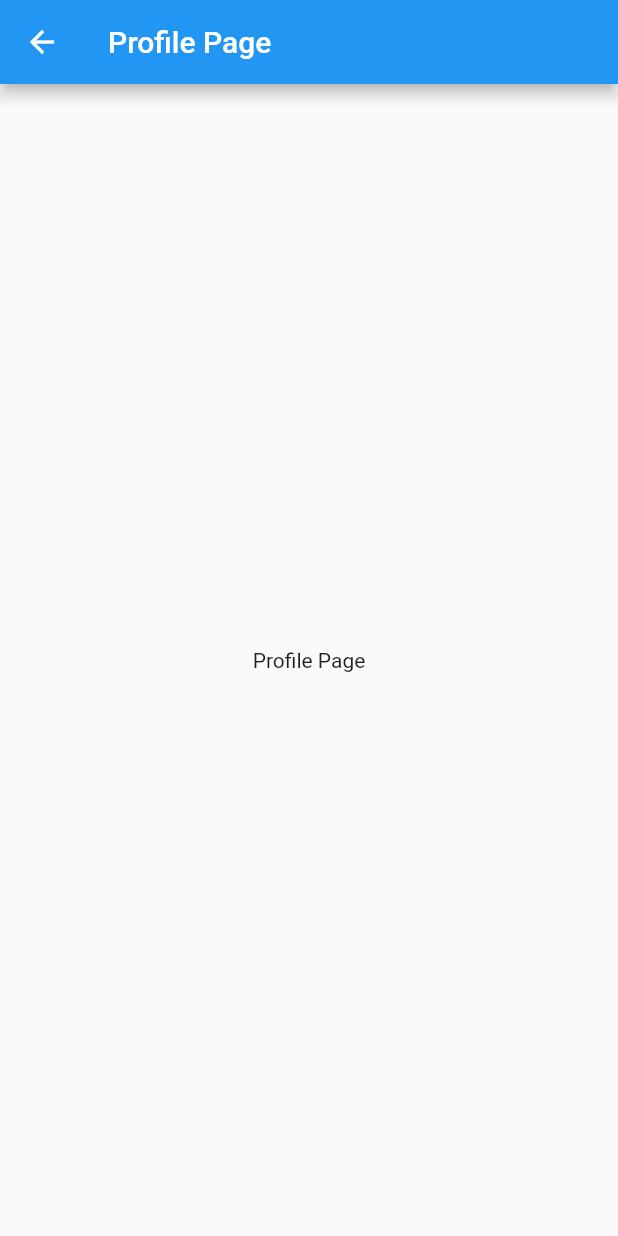
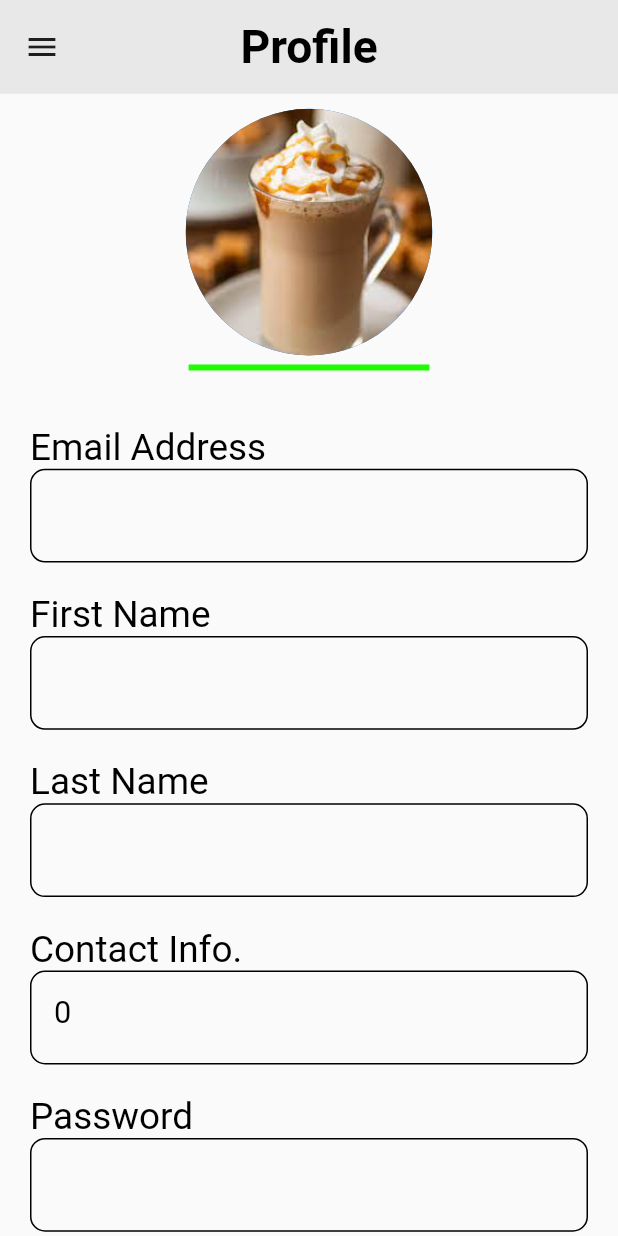
Before and after one commit to Kusal47/EcommerceApp, a Flutter app: the ProfilePage screen opened directly, on a phone screen of 412 x 824 dp. Run offline on Flutter 3.47's test engine with Material 2 defaults, Android fonts, the light colour scheme and no system bars; our stand-ins replace carousel_slider, cloud_firestore, dots_indicator, firebase_auth, firebase_core, get and 1 more; missing offline and left inert: esewa_flutter, khalti_flutter; accounts and stored records are empty.

Commit message:
'Profile Page Added'

```diff
--- a/lib/Dimension/height_width.dart
+++ b/lib/Dimension/height_width.dart
@@ -38,6 +38,7 @@ class Dimensions {
   static double font24 = screenHeight/33.45;
   static double font26 = screenHeight / 30.88;
   static double font16 = screenHeight / 50.18;
+  static double font30 = screenHeight / 26.76;
 
   // For Border Radius making responsive for all devices
   static double radius15 = screenHeight / 53.53;
--- a/lib/Screen Page/Home/Drawer/profile.dart
+++ b/lib/Screen Page/Home/Drawer/profile.dart
@@ -1,16 +1,153 @@
+import 'package:cloud_firestore/cloud_firestore.dart';
+import 'package:firebase_auth/firebase_auth.dart';
 import 'package:flutter/material.dart';
+import '../../../Dimension/height_width.dart';
+import '../../../TextField/text_box.dart';
+import '../../../Widgets/large_font.dart';
+import '../food_page.dart';
+import 'drawer.dart';
 
-class ProfilePage extends StatelessWidget {
+class ProfilePage extends StatefulWidget {
   const ProfilePage({super.key});
+  @override
+  State<ProfilePage> createState() => _ProfilePageState();
+}
+
+class _ProfilePageState extends State<ProfilePage> {
+  double avatarRadius = Dimensions.heightFor160;
+  bool isExpanded = false;
+
+  void toggleExpansion() {
+    setState(() {
+      isExpanded = !isExpanded;
+      avatarRadius =
+          isExpanded ? Dimensions.screenWidth / 1.2 : Dimensions.heightFor160;
+    });
+  }
+
+  String email = '';
+  String fName = '';
+  String lName = '';
+  String pass = '';
+  int contact = 0;
+
+  @override
+  void initState() {
+    super.initState();
+    fetchUserData();
+  }
+
+  Future<void> fetchUserData() async {
+    final user = FirebaseAuth.instance.currentUser;
+
+    if (user != null) {
+      try {
+        QuerySnapshot querySnapshot = await FirebaseFirestore.instance
+            .collection('users')
+            .where('Email', isEqualTo: user.email)
+            .get();
+
+        if (querySnapshot.docs.isNotEmpty) {
+          DocumentSnapshot userSnapshot = querySnapshot.docs.first;
+          setState(() {
+            email = userSnapshot['Email'];
+            fName = userSnapshot['First Name'];
+            lName = userSnapshot['Last Name'];
+            pass = userSnapshot['Password'];
+            contact = userSnapshot['Phone Number'];
+          });
+        } else {
+          print('User document not found in Firestore');
+        }
+      } catch (e) {
+        print('Error fetching user data: $e');
+      }
+    } else {
+      print('User is not authenticated');
+    }
+  }
 
   @override
   Widget build(BuildContext context) {
     return Scaffold(
+      resizeToAvoidBottomInset: false,
       appBar: AppBar(
-        title: Text('Profile Page'),
+        backgroundColor: Color(0xFFe8e8e8),
+        centerTitle: true,
+        title: TextSize(
+          text: 'Profile',
+          fontWeight: FontWeight.bold,
+          color: Colors.black,
+          size: Dimensions.font30,
+        ),
+        toolbarHeight: Dimensions.heightFor60,
+        elevation: 0,
+        iconTheme: IconThemeData(
+          color: Colors.black87, // Set the menu icon color here
+        ),
+        // actions: [],
       ),
-      body: Center(
-        child: Text('Profile Page'),
+      drawer: FoodDrawer(),
+      body: SingleChildScrollView(
+        child: Container(
+          padding: EdgeInsets.all(10),
+          child: Column(
+            mainAxisAlignment: MainAxisAlignment.start,
+            crossAxisAlignment: CrossAxisAlignment.start,
+            children: [
+              Container(
+                // color: Colors.red,
+                child: Row(
+                  mainAxisAlignment: MainAxisAlignment.center,
+                  children: [
+                    InkWell(
+                      onTap: toggleExpansion,
+                      child: AnimatedContainer(
+                        duration: Duration(milliseconds: 10),
+                        curve: Curves.easeInOut,
+                        width: avatarRadius,
+                        height: avatarRadius,
+                        child: CircleAvatar(
+                          backgroundImage: AssetImage(
+                              'assets/DrinksImages/Ccaramellatte.jpg'),
+                        ),
+                      ),
+                    ),
+                  ],
+                ),
+              ),
+              Divider(
+                color: Color.fromARGB(255, 31, 252, 2),
+                thickness: 4,
+                indent: Dimensions.widthFor110,
+                endIndent: Dimensions.widthFor110,
+              ),
+              SizedBox(
+                height: Dimensions.heightFor20,
+              ),
+              TextViewBox(
+                data: email,
+                name: 'Email Address',
+              ),
+              TextViewBox(
+                data: fName,
+                name: 'First Name',
+              ),
+              TextViewBox(
+                data: lName,
+                name: 'Last Name',
+              ),
+              TextViewBox(
+                data: contact.toString(),
+                name: 'Contact Info.',
+              ),
+              TextViewBox(
+                data: pass,
+                name: 'Password',
+              ),
+            ],
+          ),
+        ),
       ),
     );
   }
--- a/lib/Screen Page/Home/food_page.dart
+++ b/lib/Screen Page/Home/food_page.dart
@@ -28,7 +28,7 @@ class _FoodPageState extends State<FoodPage> {
             text: 'Food App',
             fontWeight: FontWeight.bold,
             color: Colors.black,
-            size: 30,
+            size:  Dimensions.font30,
           ),
           toolbarHeight: Dimensions.heightFor60,
           elevation: 0,
--- a/lib/Services/auth.dart
+++ b/lib/Services/auth.dart
@@ -1,20 +1,37 @@
+import 'package:cloud_firestore/cloud_firestore.dart';
 import 'package:firebase_auth/firebase_auth.dart';
 
 class AuthService {
   final FirebaseAuth auth = FirebaseAuth.instance;
 
   Future Login(String email, String password) async {
- await auth.signInWithEmailAndPassword(
+    await auth.signInWithEmailAndPassword(email: email, password: password);
+  }
+
+//   Future Register(String email, String password) async {
+// await auth
+//           .createUserWithEmailAndPassword(email: email, password: password);
+
+//   }
+  Future<void> Register(String email, String password) async {
+    try {
+      await auth.createUserWithEmailAndPassword(
           email: email, password: password);
 
+      // Add user data to Firestore
+      await FirebaseFirestore.instance.collection('users').doc(email).set({
+        'Email': email,
+        'First Name': '', // Set to desired initial value
+        'Last Name': '', // Set to desired initial value
+        'Password': password, // Do NOT store password in plaintext!
+        'Phone Number': '', // Set to desired initial value
+      });
+    } catch (e) {
+      print('Error registering user: $e');
+    }
   }
 
-  Future Register(String email, String password) async {
-await auth
-          .createUserWithEmailAndPassword(email: email, password: password);
-
-  }
-  Future  SignOut() async {
+  Future SignOut() async {
     await auth.signOut();
   }
 }
--- /dev/null
+++ b/lib/TextField/text_box.dart
@@ -0,0 +1,40 @@
+import 'package:flutter/material.dart';
+import '../../../Dimension/height_width.dart';
+import '../../../Widgets/large_font.dart';
+import '../../../Widgets/small_font.dart';
+
+class TextViewBox extends StatelessWidget {
+  const TextViewBox({super.key, required this.name, required this.data});
+  final String name;
+  final String data;
+  @override
+  Widget build(BuildContext context) {
+    return Padding(
+      padding: const EdgeInsets.all(10.0),
+      child: Column(
+        crossAxisAlignment: CrossAxisAlignment.start,
+        children: [
+          TextSize(
+            text: name,
+            color: Colors.black,
+            size: Dimensions.font24,
+          ),
+          Container(
+            height: Dimensions.heightFor60,
+            width: Dimensions.screenWidth,
+            padding: EdgeInsets.all(15),
+            decoration: BoxDecoration(
+              border: Border.all(color: Colors.black),
+              borderRadius: BorderRadius.circular(10),
+            ),
+            child: SmallTextSize(
+              text: data,
+              color: Colors.black,
+              size: Dimensions.font20,
+            ),
+          ),
+        ],
+      ),
+    );
+  }
+}
```
